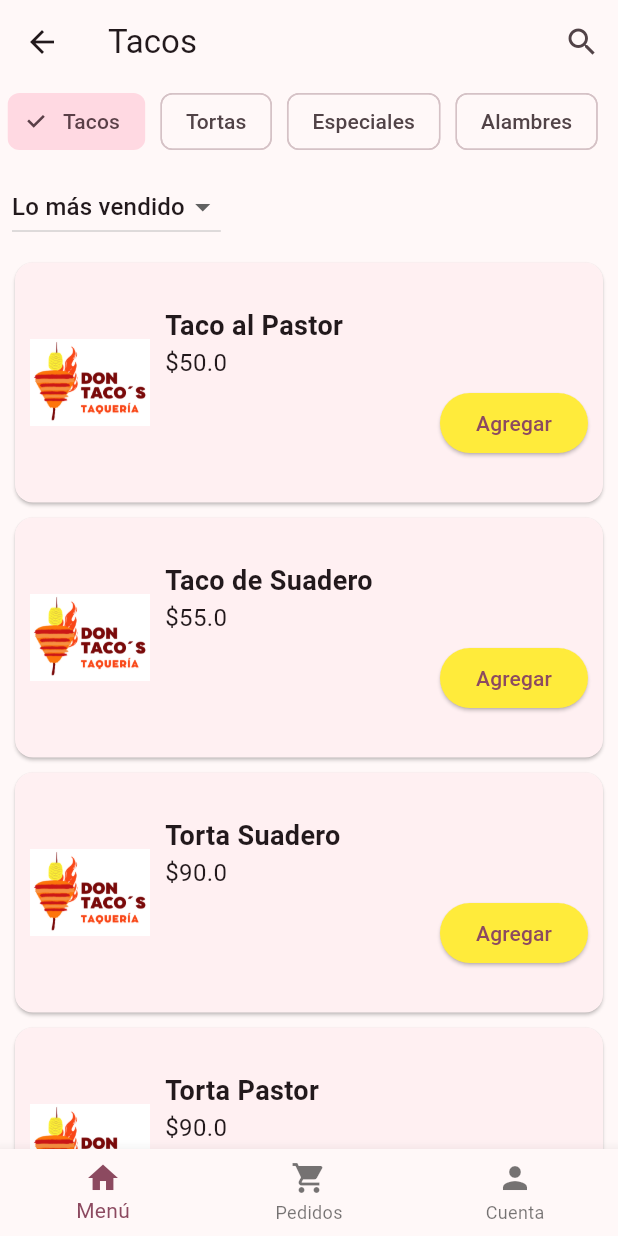
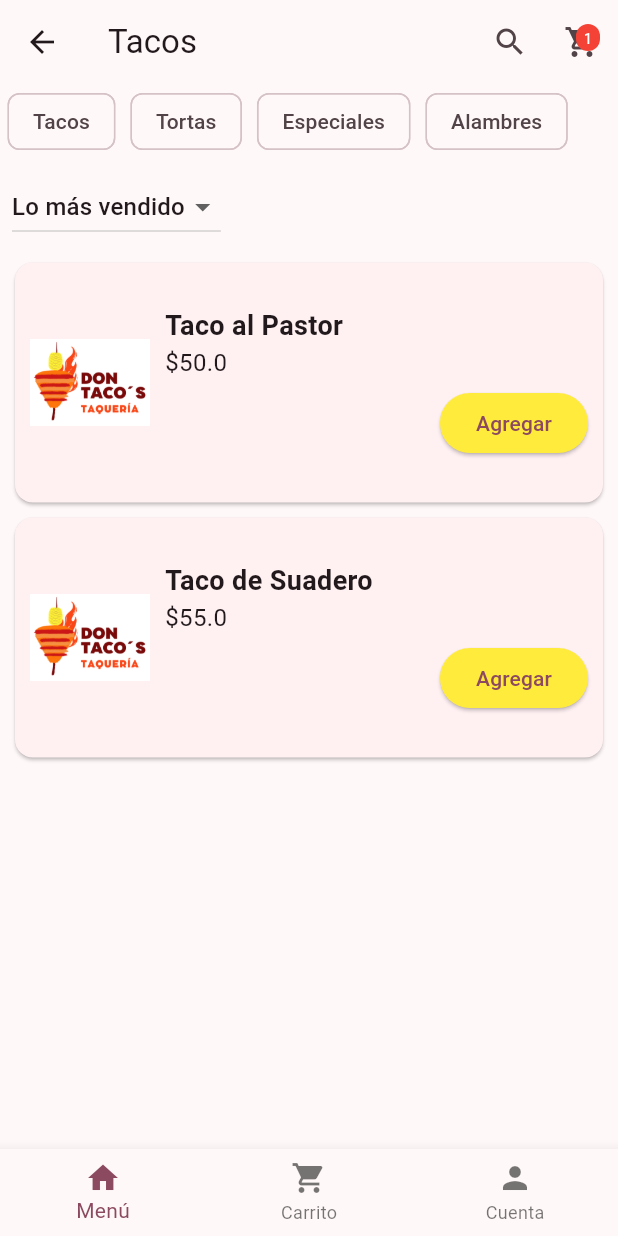
Before and after one commit to Luu92/Don-Taco-s-Food, a Flutter app: the AlimentosScreen screen opened directly with sample values from the repository, after a tap on "Agregar", on a phone screen of 412 x 824 dp. Run offline on Flutter 3.47's test engine with Material 3 defaults, Android fonts, the phone set to English and light mode, and no system bars.

Commit message:
Se agrega funcionalidad de carrito provider, contador de alimentos y pantalla de detalles de la orden

```diff
--- a/lib/features/carrito/providers/carrito_provider.dart
+++ b/lib/features/carrito/providers/carrito_provider.dart
@@ -16,4 +16,27 @@ class CarritoProvider extends ChangeNotifier {
     print("Contenido del carrito: $_items");
     notifyListeners();
   }
+
+  double get total {
+    double suma = 0;
+    for (final item in _items.values) {
+      suma += item['precio'] * item['cantidad'];
+    }
+    return suma;
+  }
+
+  void limpiarCarrito() {
+    _items.clear();
+    notifyListeners();
+  }
+
+  int get cantidadProductos {
+    int total = 0;
+
+    for (final item in _items.values) {
+      total += item['cantidad'] as int;
+    }
+
+    return total;
+  }
 }
--- a/lib/features/menu/screens/alimentos_screen.dart
+++ b/lib/features/menu/screens/alimentos_screen.dart
@@ -1,4 +1,5 @@
 import 'package:demo_app/features/carrito/providers/carrito_provider.dart';
+import 'package:demo_app/features/carrito/screens/carrito_screen.dart';
 import 'package:demo_app/features/widgets/bottom_nav_bar.dart';
 import 'package:demo_app/models/alimento.dart';
 import 'package:demo_app/models/categoria.dart';
@@ -8,7 +9,6 @@ import 'package:flutter/material.dart';
 import 'package:provider/provider.dart';
 
 class AlimentosScreen extends StatefulWidget {
-
   final Categoria categoriaSeleccionada;
 
   const AlimentosScreen({super.key, required this.categoriaSeleccionada});
@@ -18,11 +18,10 @@ class AlimentosScreen extends StatefulWidget {
 }
 
 class _AlimentosScreenState extends State<AlimentosScreen> {
-
   final AlimentoService _alimentoService = AlimentoService();
   String filtroSeleccionado = 'Lo más vendido';
   List<Categoria> categorias = CategoriaService().obtenerCategorias();
-  late String categoriaActual;
+  late Categoria categoriaActual;
   int _currentIndex = 0;
 
   List<Alimento> alimentos = [];
@@ -30,11 +29,11 @@ class _AlimentosScreenState extends State<AlimentosScreen> {
   @override
   void initState() {
     super.initState();
-    categoriaActual = widget.categoriaSeleccionada.nombre;
+    categoriaActual = widget.categoriaSeleccionada;
     alimentos = _alimentoService.obtenerAlimentos();
   }
 
-  void actualizarCategoria(String nuevaCategoria) {
+  void actualizarCategoria(Categoria nuevaCategoria) {
     setState(() {
       categoriaActual = nuevaCategoria;
     });
@@ -62,14 +61,63 @@ class _AlimentosScreenState extends State<AlimentosScreen> {
 
   @override
   Widget build(BuildContext context) {
+    final alimentosFiltrados = alimentos
+        .where((alimento) => alimento.idCategoria == categoriaActual.id)
+        .toList();
+
     return Scaffold(
       appBar: AppBar(
-        title: Text(categoriaActual),
+        title: Text(categoriaActual.nombre),
         actions: [
           IconButton(
             icon: const Icon(Icons.search),
             onPressed: () {},
-          )
+          ),
+          IconButton(
+            icon: Stack(
+              children: [
+                const Icon(Icons.shopping_cart),
+                Positioned(
+                  right: 0,
+                  child: Consumer<CarritoProvider>(
+                    builder: (context, carrito, child) {
+                      if (carrito.cantidadProductos == 0) {
+                        return const SizedBox();
+                      }
+
+                      return Container(
+                        padding: const EdgeInsets.all(2),
+                        decoration: BoxDecoration(
+                          color: Colors.red,
+                          borderRadius: BorderRadius.circular(10),
+                        ),
+                        constraints: const BoxConstraints(
+                          minWidth: 16,
+                          minHeight: 16,
+                        ),
+                        child: Text(
+                          '${carrito.cantidadProductos}',
+                          style: const TextStyle(
+                            color: Colors.white,
+                            fontSize: 10,
+                          ),
+                          textAlign: TextAlign.center,
+                        ),
+                      );
+                    },
+                  ),
+                ),
+              ],
+            ),
+            onPressed: () {
+              Navigator.push(
+                context,
+                MaterialPageRoute(
+                  builder: (_) => const CarritoScreen(),
+                ),
+              );
+            },
+          ),
         ],
       ),
       body: Column(
@@ -82,7 +130,8 @@ class _AlimentosScreenState extends State<AlimentosScreen> {
               scrollDirection: Axis.horizontal,
               itemCount: categorias.length,
               itemBuilder: (context, index) {
-                bool esSeleccionado = categorias[index].nombre == categoriaActual;
+                bool esSeleccionado =
+                    categorias[index].nombre == categoriaActual;
                 return Padding(
                   padding: const EdgeInsets.symmetric(horizontal: 5),
                   child: ChoiceChip(
@@ -90,7 +139,7 @@ class _AlimentosScreenState extends State<AlimentosScreen> {
                     selected: esSeleccionado,
                     onSelected: (seleccionado) {
                       if (seleccionado) {
-                        actualizarCategoria(categorias[index].nombre);
+                        actualizarCategoria(categorias[index]);
                       }
                     },
                   ),
@@ -118,7 +167,7 @@ class _AlimentosScreenState extends State<AlimentosScreen> {
           // 🔹 Lista de Alimentos con tarjetas más altas
           Expanded(
             child: ListView.builder(
-              itemCount: alimentos.length,
+              itemCount: alimentosFiltrados.length,
               itemBuilder: (context, index) {
                 return Card(
                   margin:
@@ -129,7 +178,7 @@ class _AlimentosScreenState extends State<AlimentosScreen> {
                     child: Row(
                       children: [
                         Image.asset(
-                          alimentos[index].foto,
+                          alimentosFiltrados[index].foto,
                           width: 80,
                           height: 80,
                         ),
@@ -140,12 +189,12 @@ class _AlimentosScreenState extends State<AlimentosScreen> {
                             mainAxisAlignment: MainAxisAlignment.center,
                             children: [
                               Text(
-                                alimentos[index].nombre,
+                                alimentosFiltrados[index].nombre,
                                 style: const TextStyle(
                                     fontSize: 18, fontWeight: FontWeight.bold),
                               ),
                               Text(
-                                "\$${alimentos[index].precio}",
+                                "\$${alimentosFiltrados[index].precio}",
                                 style: const TextStyle(fontSize: 16),
                               ),
                               const SizedBox(height: 5),
@@ -180,8 +229,10 @@ class _AlimentosScreenState extends State<AlimentosScreen> {
                                       Provider.of<CarritoProvider>(context,
                                               listen: false)
                                           .agregarAlimento({
-                                        'nombre': alimentos[index].nombre,
-                                        'precio': alimentos[index].precio,
+                                        'nombre':
+                                            alimentosFiltrados[index].nombre,
+                                        'precio':
+                                            alimentosFiltrados[index].precio,
                                         'cantidad': 1,
                                       });
                                     },
--- a/lib/features/widgets/bottom_nav_bar.dart
+++ b/lib/features/widgets/bottom_nav_bar.dart
@@ -18,7 +18,7 @@ class CustomBottomNavBar extends StatelessWidget {
       items: const [
         BottomNavigationBarItem(icon: Icon(Icons.home), label: 'Menú'),
         BottomNavigationBarItem(
-            icon: Icon(Icons.shopping_cart), label: 'Pedidos'),
+            icon: Icon(Icons.shopping_cart), label: 'Carrito'),
         BottomNavigationBarItem(icon: Icon(Icons.person), label: 'Cuenta'),
       ],
     );
```
Also changed, not shown: lib/features/carrito/screens/carrito_screen.dart (added, +154 -0 lines), pubspec.lock.
